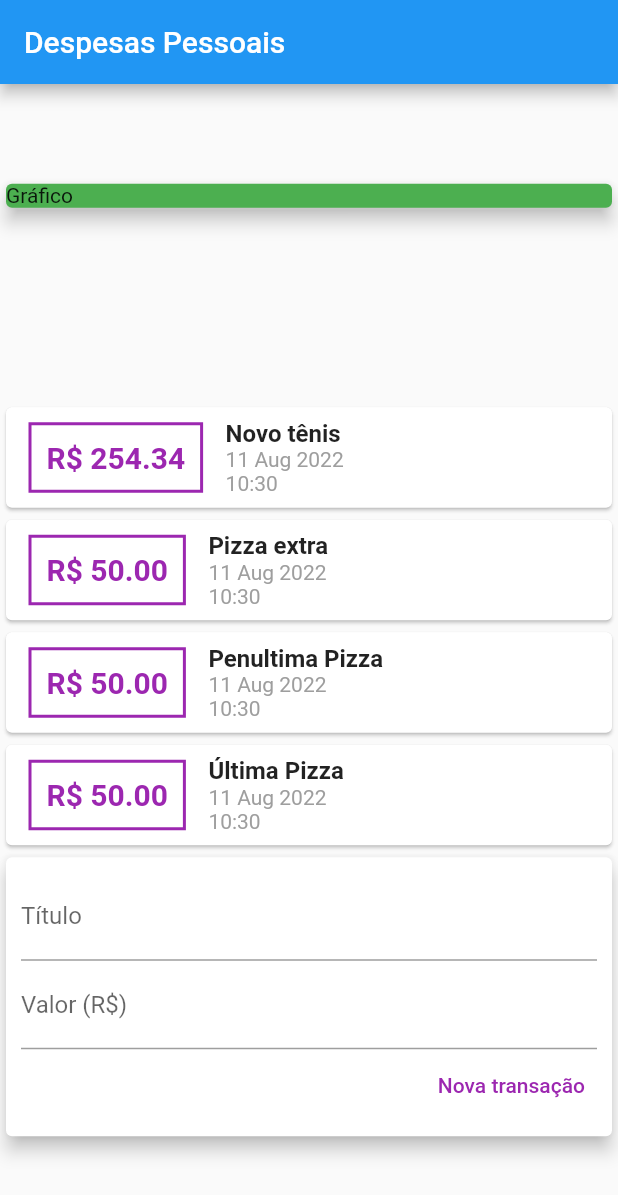
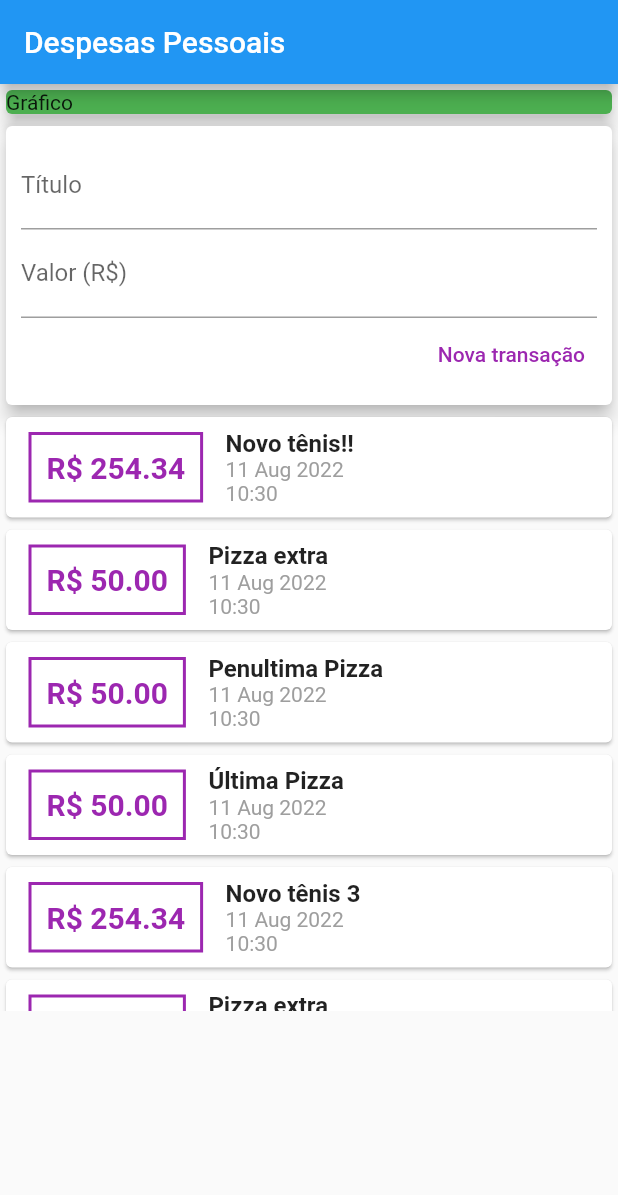
Before and after one commit to josephdonald/expenses, a Flutter app: the screen it shows after launch, on a phone screen of 412 x 824 dp. Shown: the top 1195 px of the screen. Run offline on Flutter 3.47's test engine with Material 2 defaults, Android fonts, the phone set to English and light mode, and no system bars.

Commit message:
Commit antes da implementação do LISTVIEW.

```diff
--- a/lib/Home.dart
+++ b/lib/Home.dart
@@ -2,14 +2,14 @@ import 'package:expenses/components/transaction_user.dart';
 import 'package:flutter/material.dart';
 
 class Home extends StatelessWidget {
-
   @override
   Widget build(BuildContext context) {
     return Scaffold(
-        appBar: AppBar(
-          title: Text("Despesas Pessoais"),
-        ),
-        body: Column(
+      appBar: AppBar(
+        title: Text("Despesas Pessoais"),
+      ),
+      body: SingleChildScrollView(
+        child: Column(
           mainAxisAlignment: MainAxisAlignment.spaceAround,
           crossAxisAlignment: CrossAxisAlignment.stretch,
           children: [
@@ -23,6 +23,8 @@ class Home extends StatelessWidget {
             ),
             TransactionUser(),
           ],
-        ));
+        ),
+      ),
+    );
   }
 }
--- a/lib/components/transaction_list.dart
+++ b/lib/components/transaction_list.dart
@@ -1,16 +1,20 @@
+import 'dart:ui';
+
 import 'package:flutter/material.dart';
 import 'package:intl/intl.dart';
 import '../models/transaction.dart';
 
 class TransactionList extends StatelessWidget {
-
   final List<Transaction> transactions;
 
   TransactionList(this.transactions);
 
   @override
   Widget build(BuildContext context) {
-    return Column(
+    return Container(
+      height: 400,
+      child: SingleChildScrollView(
+        child: Column(
             children: transactions.map((tr) {
               return Card(
                 child: Row(
@@ -64,6 +68,8 @@ class TransactionList extends StatelessWidget {
                   ],
                 ),
               );
-        }).toList());
+            }).toList()),
+      ),
+    );
   }
 }
--- a/lib/components/transaction_user.dart
+++ b/lib/components/transaction_user.dart
@@ -15,7 +15,55 @@ class _TransactionUserState extends State<TransactionUser> {
   final _transactions = [
     Transaction(
       id: 't1',
-      title: 'Novo tênis',
+      title: 'Novo tênis!!',
+      value: 254.34,
+      date: DateTime.now(),
+    ),
+    Transaction(
+      id: 't2',
+      title: 'Pizza extra',
+      value: 50,
+      date: DateTime.now(),
+    ),
+    Transaction(
+      id: 't2',
+      title: 'Penultima Pizza',
+      value: 50,
+      date: DateTime.now(),
+    ),
+    Transaction(
+      id: 't2',
+      title: 'Última Pizza',
+      value: 50,
+      date: DateTime.now(),
+    ),
+    Transaction(
+      id: 't1',
+      title: 'Novo tênis 3',
+      value: 254.34,
+      date: DateTime.now(),
+    ),
+    Transaction(
+      id: 't2',
+      title: 'Pizza extra',
+      value: 50,
+      date: DateTime.now(),
+    ),
+    Transaction(
+      id: 't2',
+      title: 'Penultima Pizza',
+      value: 50,
+      date: DateTime.now(),
+    ),
+    Transaction(
+      id: 't2',
+      title: 'Última Pizza',
+      value: 50,
+      date: DateTime.now(),
+    ),
+    Transaction(
+      id: 't1',
+      title: 'Novo tênis 3',
       value: 254.34,
       date: DateTime.now(),
     ),
@@ -57,8 +105,8 @@ class _TransactionUserState extends State<TransactionUser> {
   Widget build(BuildContext context) {
     return Column(
       children: [
+        TransactionForm(_addTransactions),
         TransactionList(_transactions),
-        TransactionForm(_addTransactions),
       ],
     );
   }
```
Lines whose indentation alone changed are shown as unchanged.
